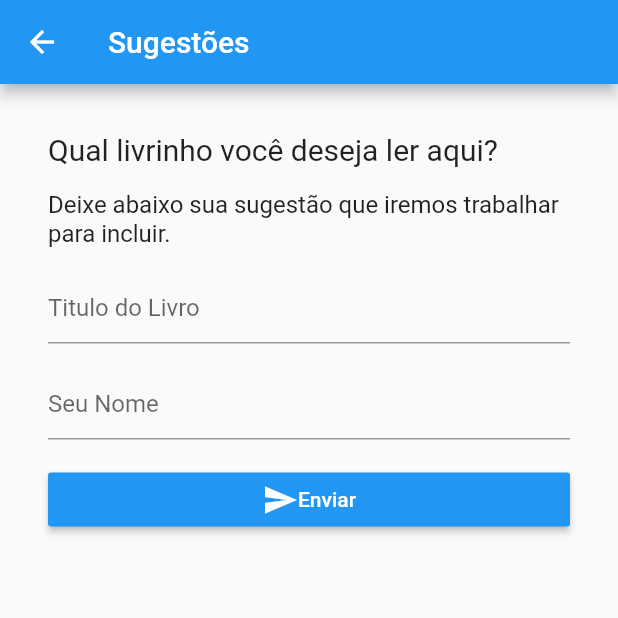
After one commit to andrejds00/leiturinhas, a Flutter app: the screen it shows after launch, in the side drawer, after a tap on "Sugestões de Livros", on a phone screen of 412 x 824 dp, the top half of it. The commit adds this screen. Run offline on Flutter 3.47's test engine with Material 2 defaults, Android fonts, the phone set to English and light mode, and no system bars; our stand-ins replace cloud_firestore, sqflite; missing offline and left inert: firebase_admob, screen; accounts and stored records are empty.

Commit message:
Adição de Widget Sugestoes

```diff
--- a/lib/home.dart
+++ b/lib/home.dart
@@ -3,6 +3,7 @@ import 'package:flutter/material.dart';
 import 'package:leiturinhas/data.dart';
 import 'package:leiturinhas/doacao.dart';
 import 'package:leiturinhas/sobre.dart';
+import 'package:leiturinhas/sugestoes.dart';
 import 'package:leiturinhas/target_info.dart';
 
 class Home extends StatefulWidget {
@@ -151,6 +152,13 @@ class _HomeState extends State<Home> {
             },
           ),
           ListTile(
+            leading: Icon(Icons.auto_stories),
+            title: Text('Sugestões de Livros'),
+            onTap: (){
+              Navigator.push(context, MaterialPageRoute(builder: (context) => Sugestoes()));
+            },
+          ),
+          ListTile(
             leading: Icon(Icons.favorite),
             title: Text('Doações'),
             onTap: (){
--- /dev/null
+++ b/lib/sugestoes.dart
@@ -0,0 +1,93 @@
+import 'package:flutter/material.dart';
+import 'package:leiturinhas/data.dart';
+
+class Sugestoes extends StatefulWidget {
+  @override
+  _SugestoesState createState() => _SugestoesState();
+}
+
+class _SugestoesState extends State<Sugestoes> {
+  TextEditingController _tituloControlle = TextEditingController();
+  TextEditingController _nomeControlle = TextEditingController();
+  String enviado = "";
+  final _formKey = GlobalKey<FormState>();
+
+  @override
+  Widget build(BuildContext context) {
+    return Scaffold(
+      appBar: AppBar(
+        title: Text('Sugestões'),
+      ),
+      body: Container(
+          padding: EdgeInsets.all(16),
+          child:    Form(
+                     key: _formKey,
+                      child: ListView(
+                        padding: EdgeInsets.all(16.0),
+                        children: [
+                          Text(
+                            'Qual livrinho você deseja ler aqui?',
+                            style: TextStyle(fontSize: 20),
+                          ),
+                          SizedBox(height: 16,),
+                          Text(
+                            'Deixe abaixo sua sugestão que iremos trabalhar para incluir.',
+                            style: TextStyle(fontSize: 16),
+                          ),
+                          SizedBox(height: 16,),
+                          TextFormField(
+                            decoration: InputDecoration(
+                              hintText: "Titulo do Livro"
+                            ),
+                           validator: (text){
+                              if(text.isEmpty || text == "") return "Titulo inválido!";
+                           },
+                            controller: _tituloControlle,
+                          ),
+                          SizedBox(height: 16,),
+                          TextFormField(
+                            decoration: InputDecoration(
+                                hintText: "Seu Nome"
+                            ),
+                            validator: (text){
+                              if(text.isEmpty || text == "") return "Seu Nome é inválido!";
+                            },
+                            controller: _nomeControlle,
+                          ),
+                          SizedBox(height: 16,),
+                          Align(
+                            alignment: Alignment.centerRight,
+                            child: RaisedButton(
+                              onPressed: () {
+                                if(_formKey.currentState.validate()){
+                                  salvarSugestoes(_tituloControlle.text, _nomeControlle.text);
+                                  setState(() {
+                                    _tituloControlle.clear();
+                                    _nomeControlle.clear();
+                                    enviado = "Sugestão Enviada com Sucesso! \n Obrigado pela contribuição.";
+                                  });
+                                }
+
+                              },
+                              color: Colors.blue,
+                              textColor: Colors.white,
+                              child: Row(
+                                mainAxisAlignment: MainAxisAlignment.center,
+                                children: <Widget>[
+                                  Icon(Icons.send),
+                                  Text('Enviar')
+                                ],
+                              ),
+
+                            ),
+                          ),
+                          SizedBox(
+                            height: 16.0,
+                          ),
+                          Text(enviado, style: TextStyle(fontSize: 18, color: Colors.green, fontWeight: FontWeight.bold),)
+                        ],
+                      )
+                  )),
+    );
+  }
+}
--- a/pubspec.yaml
+++ b/pubspec.yaml
@@ -15,7 +15,7 @@ publish_to: 'none' # Remove this line if you wish to publish to pub.dev
 # In iOS, build-name is used as CFBundleShortVersionString while build-number used as CFBundleVersion.
 # Read more about iOS versioning at
 # https://developer.apple.com/library/archive/documentation/General/Reference/InfoPlistKeyReference/Articles/CoreFoundationKeys.html
-version: 1.0.1+2
+version: 1.1.1+4
 
 environment:
   sdk: ">=2.7.0 <3.0.0"
```
Also changed, not shown: lib/data.dart (+15 -16 lines).
